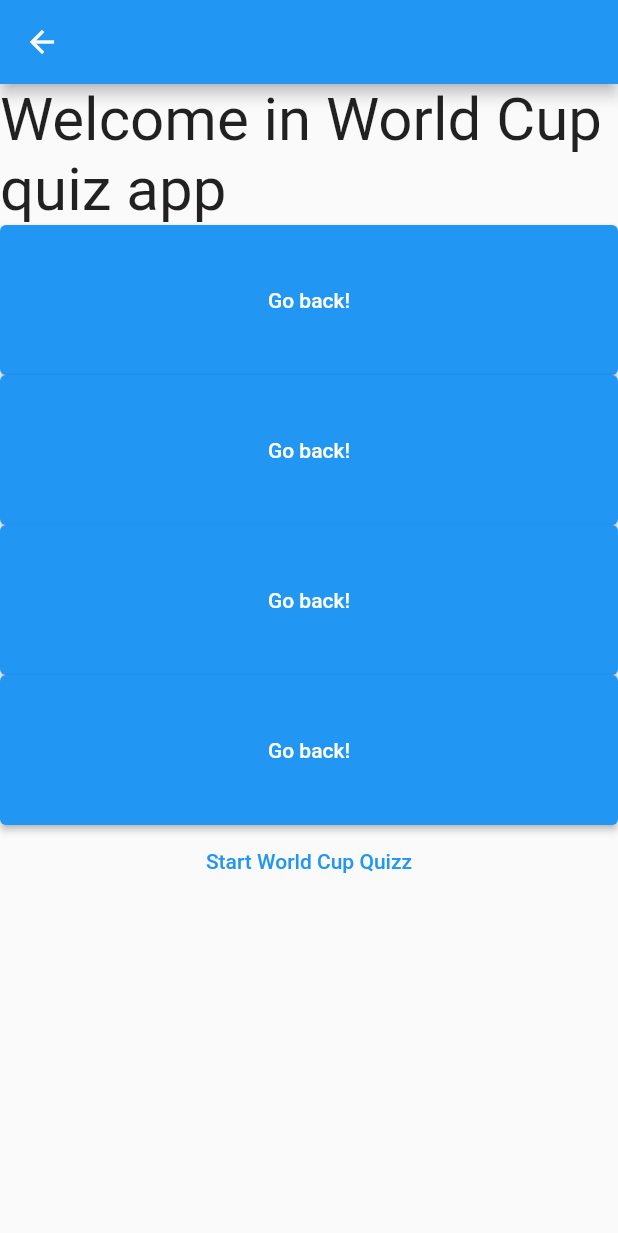
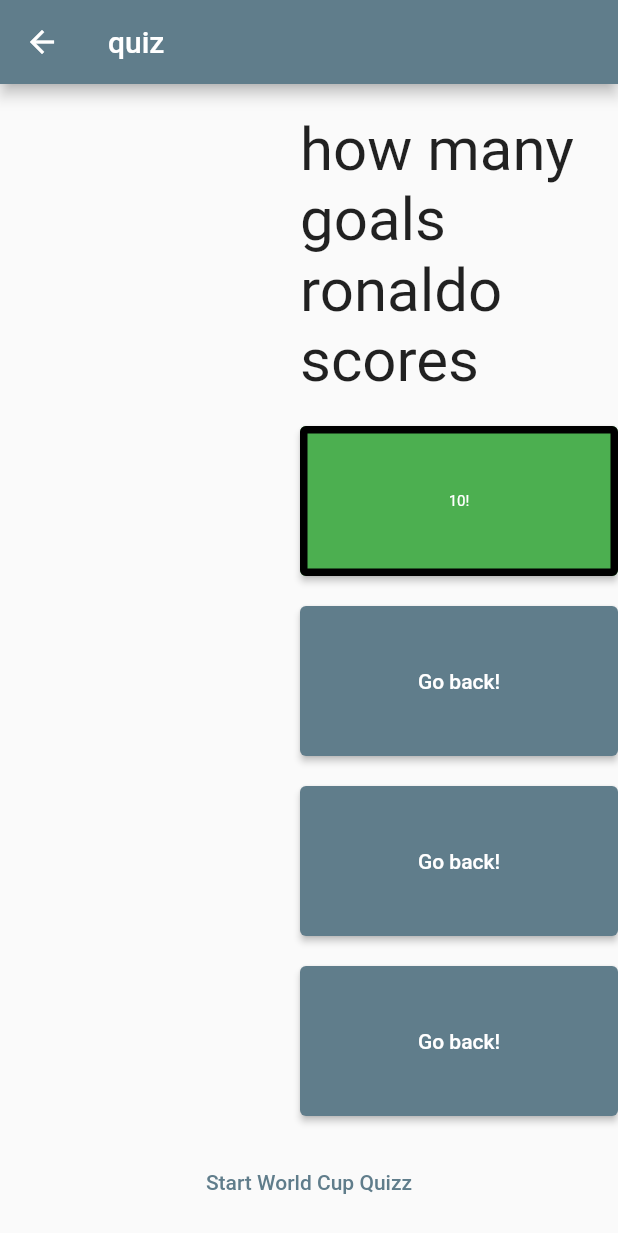
Before and after one commit to abdulaziz-essam/world_cup-game, a Flutter app: the MainPage screen opened by its route, on a phone screen of 412 x 824 dp. Shown: the top 1233 px of the screen. Run offline on Flutter 3.47's test engine with Material 2 defaults, Android fonts, the phone set to English and light mode, and no system bars; missing offline and left inert: flag.

Commit message:
questions and answers

```diff
--- a/lib/mainpage.dart
+++ /dev/null
@@ -1,132 +0,0 @@
-import 'package:flutter/cupertino.dart';
-import 'package:flutter/material.dart';
-
-
-class MainPage extends StatefulWidget {
-  const MainPage({super.key, required this.title});
-
-
-  final String title;
-
-  @override
-  State<MainPage> createState() => _MainPage();
-}
-
-class _MainPage extends State<MainPage> {
-  int _counter = 0;
-
-  void _incrementCounter() {
-    setState(() {
-      // This call to setState tells the Flutter framework that something has
-      // changed in this State, which causes it to rerun the build method below
-      // so that the display can reflect the updated values. If we changed
-      // _counter without calling setState(), then the build method would not be
-      // called again, and so nothing would appear to happen.
-      _counter++;
-    });
-  }
-
-  @override
-  Widget build(BuildContext context) {
-
-    return Scaffold(
-      appBar: AppBar(
-
-        title: Text(widget.title),
-      ),
-      body: Center(
-        child: Column(
-          children: [
-            Container(
-
-              child: Text("Welcome in World Cup quiz app",style: TextStyle(fontSize: 40),),
-
-            ),
-            Container(
-
-              child:  SizedBox(
-                height:100, //height of button
-                width:500, //width of button
-                child: ElevatedButton(
-
-        // Within the SecondScreen widget
-        onPressed: () {
-          // Navigate back to the first screen by popping the current route
-          // off the stack.
-          Navigator.pop(context);
-    },
-      child: const Text('Go back!'),
-    ),
-              ),
-            ),
-            Container(
-
-              child:  SizedBox(
-                height:100, //height of button
-                width:500, //width of button
-                child: ElevatedButton(
-
-                  // Within the SecondScreen widget
-                  onPressed: () {
-                    // Navigate back to the first screen by popping the current route
-                    // off the stack.
-                    Navigator.pop(context);
-                  },
-                  child: const Text('Go back!'),
-                ),
-              ),
-            ),
-            Container(
-
-              child:  SizedBox(
-                height:100, //height of button
-                width:500, //width of button
-                child: ElevatedButton(
-
-                  // Within the SecondScreen widget
-                  onPressed: () {
-                    // Navigate back to the first screen by popping the current route
-                    // off the stack.
-                    Navigator.pop(context);
-                  },
-                  child: const Text('Go back!'),
-                ),
-              ),
-            ),
-            Container(
-
-              child:  SizedBox(
-                height:100, //height of button
-                width:500, //width of button
-                child: ElevatedButton(
-
-                  // Within the SecondScreen widget
-                  onPressed: () {
-                    // Navigate back to the first screen by popping the current route
-                    // off the stack.
-                    Navigator.pop(context);
-                  },
-                  child: const Text('Go back!'),
-                ),
-              ),
-            ),
-            Container(
-
-              child: TextButton(
-                onPressed: () {
-                  // Navigate to the second screen using a named route.
-                  Navigator.pushNamed(context, '/second');
-                },
-                child: Text("Start World Cup Quizz"),
-              ),
-            ),
-          ],
-        ),
-
-      ),
-
-    );
-
-
-  }
-}
--- a/lib/questions.dart
+++ /dev/null
@@ -1,4 +0,0 @@
-class Questions{
-  List question=["how many goals ronaldo scores","how many goals CR7 have"];
-List answers=[];
-}
--- /dev/null
+++ b/lib/questions/questions.dart
@@ -0,0 +1,8 @@
+class Questions{
+  List question=["how many goals ronaldo scores","how many goals CR7 have","how many time saudi arabia....","who win world cup in 2006"];
+List answers=[1,2,5];
+
+getQuestions(){
+  return this.question;
+}
+}
--- /dev/null
+++ b/lib/questions/questionsPage.dart
@@ -0,0 +1,136 @@
+import 'package:flutter/cupertino.dart';
+import 'package:flutter/material.dart';
+import './questions.dart';
+
+class MainPage extends StatefulWidget {
+  const MainPage({super.key, required this.title});
+
+  final String title;
+
+  @override
+  State<MainPage> createState() => _MainPage();
+}
+
+class _MainPage extends State<MainPage> {
+  int _counter = 0;
+  int ques_number=0;
+  void _incrementCounter() {
+    setState(() {
+      // This call to setState tells the Flutter framework that something has
+      // changed in this State, which causes it to rerun the build method below
+      // so that the display can reflect the updated values. If we changed
+      // _counter without calling setState(), then the build method would not be
+      // called again, and so nothing would appear to happen.
+      _counter++;
+    });
+  }
+
+  @override
+  Widget build(BuildContext context) {
+    Questions question_obj = new Questions();
+    List questions=question_obj.getQuestions();
+
+    return Scaffold(
+      appBar: AppBar(
+        title: Text(widget.title),
+      ),
+      body: Column(
+        children: [
+          Container(
+            margin: EdgeInsets.only(left: 200, top: 20, right: 0, bottom: 20),
+            child: Text(
+            questions[ques_number],
+              style: TextStyle(fontSize: 40),
+            ),
+          ),
+          Container(
+            margin: EdgeInsets.only(left: 200, top: 0, right: 0, bottom: 20),
+            child: SizedBox(
+              height: 100, //height of button
+              width: 500, //width of button
+
+              child: ElevatedButton(
+                style: ElevatedButton.styleFrom(
+                  primary: Colors.green,
+                  side: BorderSide(color: Colors.black, width: 5),
+                  textStyle: const TextStyle(
+                      color: Colors.white,
+                      fontSize: 10,
+                      fontStyle: FontStyle.normal),
+                ),
+                // Within the SecondScreen widget
+                onPressed: () {
+                setState(() {
+                  if(ques_number<3){
+                    ques_number+=1;
+                  }
+                });
+
+
+                },
+                child: const Text('10!'),
+              ),
+            ),
+          ),
+          Container(
+            margin: EdgeInsets.only(left: 200, top: 0, right: 0, bottom: 20),
+            child: SizedBox(
+              height: 100, //height of button
+              width: 500, //width of button
+              child: ElevatedButton(
+                // Within the SecondScreen widget
+                onPressed: () {
+                  // Navigate back to the first screen by popping the current route
+                  // off the stack.
+                  Navigator.pop(context);
+                },
+                child: const Text('Go back!'),
+              ),
+            ),
+          ),
+          Container(
+            margin: EdgeInsets.only(left: 200, top: 0, right: 0, bottom: 20),
+            child: SizedBox(
+              height: 100, //height of button
+              width: 500, //width of button
+              child: ElevatedButton(
+                // Within the SecondScreen widget
+                onPressed: () {
+                  // Navigate back to the first screen by popping the current route
+                  // off the stack.
+                  Navigator.pop(context);
+                },
+                child: const Text('Go back!'),
+              ),
+            ),
+          ),
+          Container(
+            margin: EdgeInsets.only(left: 200, top: 0, right: 0, bottom: 20),
+            child: SizedBox(
+              height: 100, //height of button
+              width: 500, //width of button
+              child: ElevatedButton(
+                // Within the SecondScreen widget
+                onPressed: () {
+                  // Navigate back to the first screen by popping the current route
+                  // off the stack.
+                  Navigator.pop(context);
+                },
+                child: const Text('Go back!'),
+              ),
+            ),
+          ),
+          Container(
+            child: TextButton(
+              onPressed: () {
+                // Navigate to the second screen using a named route.
+                Navigator.pushNamed(context, '/second');
+              },
+              child: Text("Start World Cup Quizz"),
+            ),
+          ),
+        ],
+      ),
+    );
+  }
+}
--- a/pubspec.yaml
+++ b/pubspec.yaml
@@ -36,6 +36,10 @@ dependencies:
   # The following adds the Cupertino Icons font to your application.
   # Use with the CupertinoIcons class for iOS style icons.
   cupertino_icons: ^1.0.2
+  animated_bottom_navigation_bar: ^1.1.0
+  page_view_sliding_indicator: ^0.0.4
+  country_icons: ^2.0.2
+  flag: ^6.0.0
 
 dev_dependencies:
   flutter_test:
```
Also changed, not shown: lib/animated_bottom_navigation_bar.dart (added, +93 -0 lines), lib/answers/answers.dart (added, +7 -0 lines), lib/landingPage.dart (added, +246 -0 lines), lib/main.dart (+10 -3 lines), pubspec.lock.
